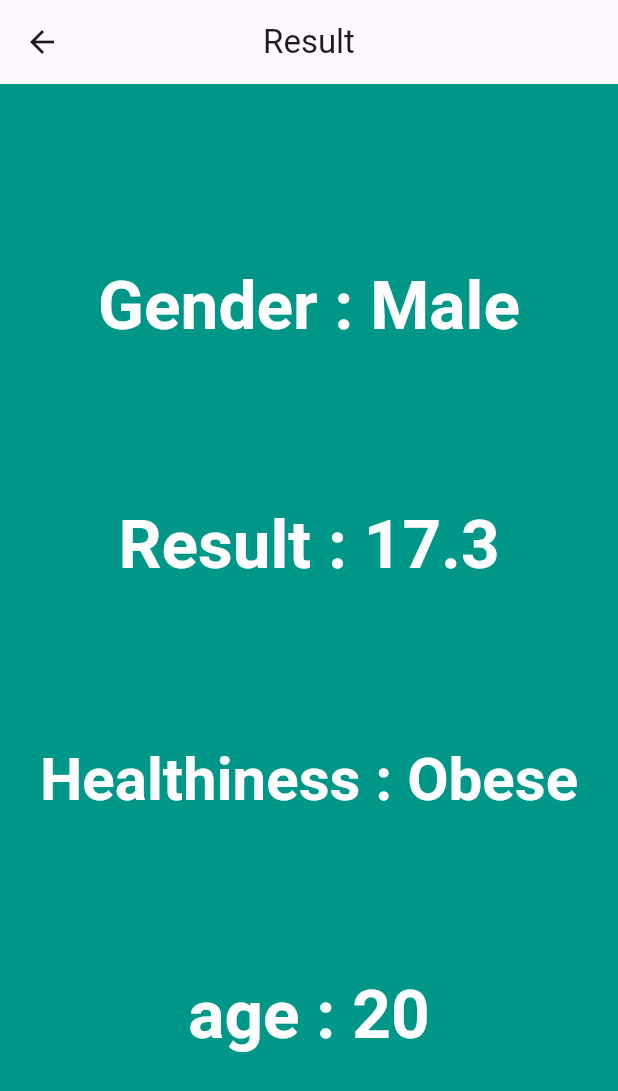
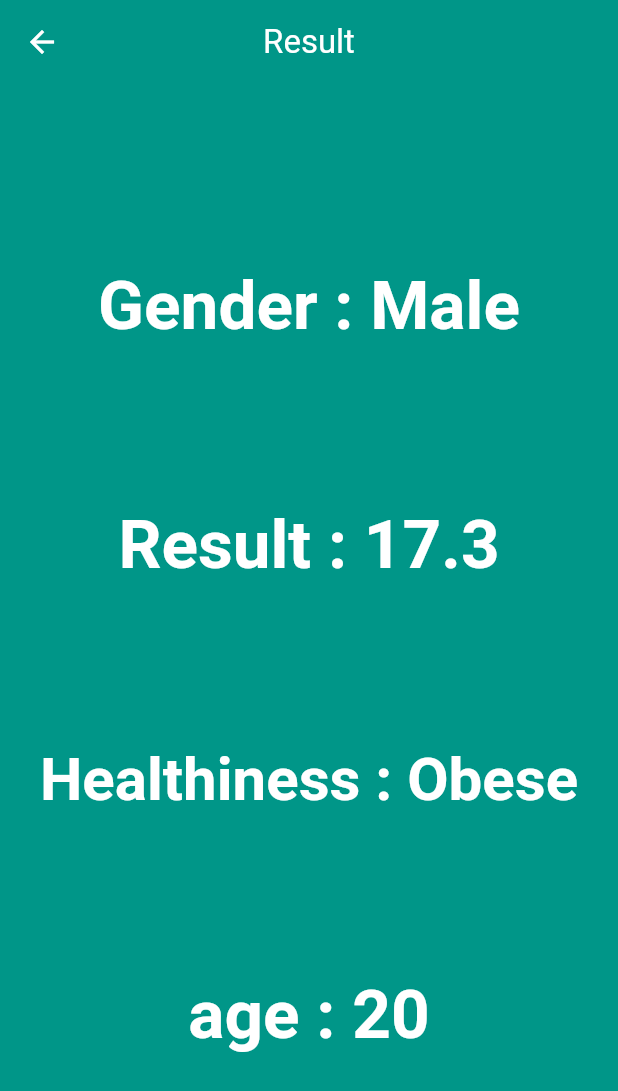
Before and after one commit to AbdelrhmanNashaat/BMI-App, a Flutter app: the screen it shows after launch, after a tap on "Calculate", on a phone screen of 412 x 824 dp. Shown: the top 1091 px of the screen. Run offline on Flutter 3.47's test engine with Material 3 defaults, Android fonts, the phone set to English and light mode, and no system bars.

```diff
--- a/lib/home.dart
+++ b/lib/home.dart
@@ -53,7 +53,7 @@ class _MyHomePageState extends State<MyHomePage> {
                     children: [
                       Text(
                         'Height',
-                        style: Theme.of(context).textTheme.headline2,
+                        style: Theme.of(context).textTheme.displayMedium,
                       ),
                       Row(
                         mainAxisAlignment: MainAxisAlignment.center,
@@ -62,7 +62,7 @@ class _MyHomePageState extends State<MyHomePage> {
                         children: [
                           Text(
                             heightValue.toStringAsFixed(1),
-                            style: Theme.of(context).textTheme.headline3,
+                            style: Theme.of(context).textTheme.displaySmall,
                           ),
                           const Text(
                             'CM',
@@ -157,7 +157,7 @@ class _MyHomePageState extends State<MyHomePage> {
               ),
               Text(
                 type == 'male' ? 'Male' : 'Female',
-                style: Theme.of(context).textTheme.headline2,
+                style: Theme.of(context).textTheme.displayMedium,
               ),
             ],
           ),
@@ -178,14 +178,14 @@ class _MyHomePageState extends State<MyHomePage> {
           children: [
             Text(
               type == 'age' ? 'Age' : 'Weight',
-              style: Theme.of(context).textTheme.headline2,
+              style: Theme.of(context).textTheme.displayMedium,
             ),
             const SizedBox(
               height: 10,
             ),
             Text(
               type == 'age' ? '$age ' : '$weight',
-              style: Theme.of(context).textTheme.headline1,
+              style: Theme.of(context).textTheme.displayLarge,
             ),
             Row(
               mainAxisAlignment: MainAxisAlignment.center,
--- a/lib/result.dart
+++ b/lib/result.dart
@@ -29,8 +29,15 @@ class Result extends StatelessWidget {
     return Scaffold(
       backgroundColor: Colors.teal,
       appBar: AppBar(
-        title: const Text('Result'),
+        title: const Text(
+          'Result',
+          style: TextStyle(color: Colors.white),
+        ),
         centerTitle: true,
+        backgroundColor: Colors.teal,
+        iconTheme: const IconThemeData(
+          color: Colors.white,
+        ),
       ),
       body: SafeArea(
         child: Center(
```
Also changed, not shown: pubspec.lock.
